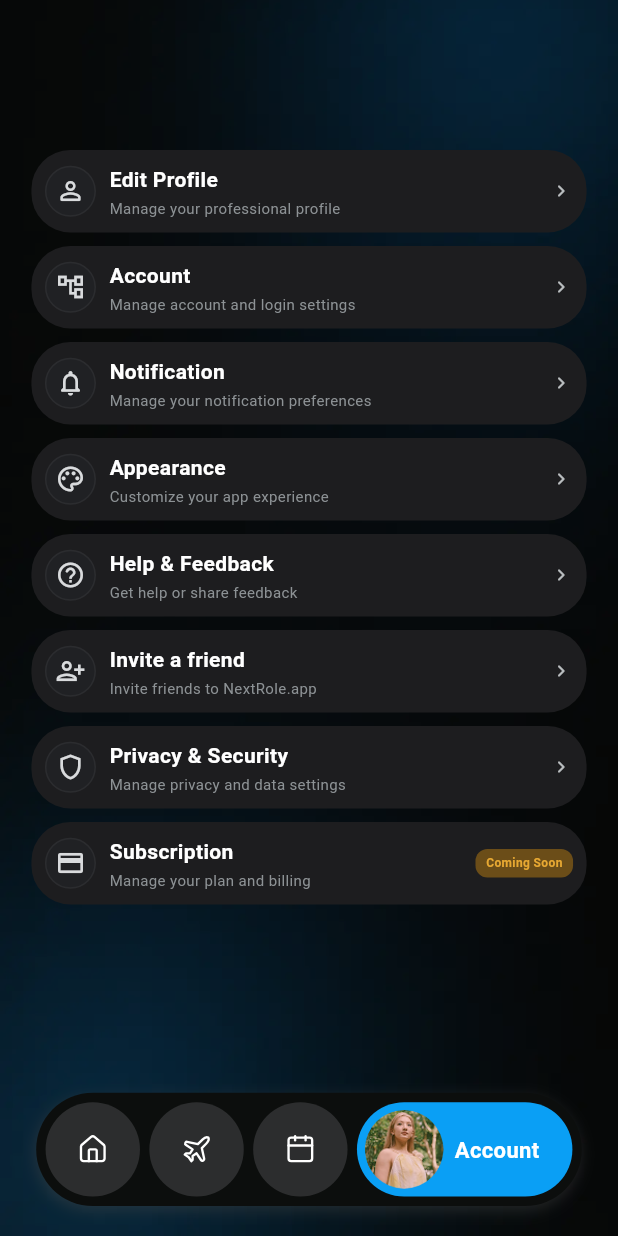
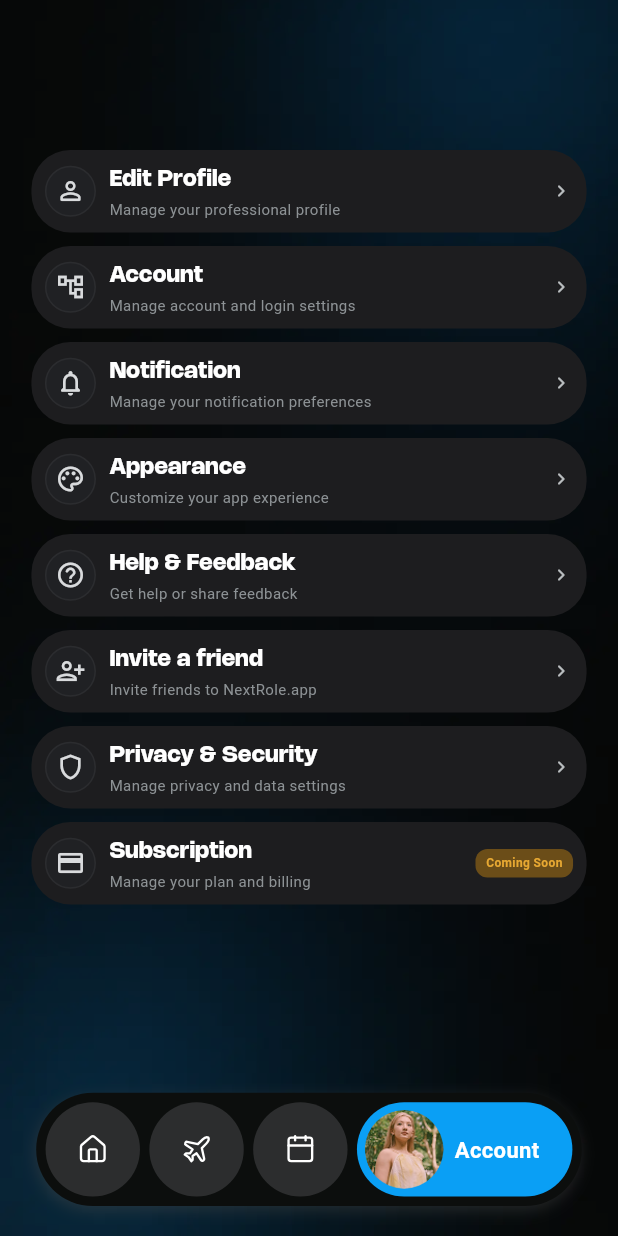
Before and after one commit to gurpreetsingh-code/Hotel-Booking, a Flutter app: the screen it shows after launch, item 4 of the bottom bar chosen, on a phone screen of 412 x 824 dp. Run offline on Flutter 3.47's test engine with Material 3 defaults, Android fonts, the phone set to English and light mode, and no system bars; our stand-ins replace flutter_svg.

Commit message:
add the font family

```diff
--- /dev/null
+++ b/lib/core/constants/app_text_styles.dart
@@ -0,0 +1,26 @@
+import 'package:flutter/material.dart';
+import 'app_colors.dart';
+
+class AppTextStyles {
+  AppTextStyles._();
+
+  static const TextStyle nohemiBold = TextStyle(
+    fontFamily: 'Nohemi',
+    fontWeight: FontWeight.w700,
+    color: AppColors.white,
+  );
+
+  static const TextStyle profileTitle = TextStyle(
+    fontFamily: 'Nohemi',
+    fontWeight: FontWeight.w700,
+    fontSize: 15,
+    color: AppColors.white,
+  );
+
+  static const TextStyle profileSubtitle = TextStyle(
+    fontFamily: 'Nohemi',
+    fontWeight: FontWeight.w400,
+    fontSize: 8,
+    color: AppColors.textSecondary,
+  );
+}
--- a/lib/ui/account_screen.dart
+++ b/lib/ui/account_screen.dart
@@ -1,7 +1,7 @@
 import 'package:flutter/material.dart';
 import 'package:flutter_hotel_booking_assigment/core/constants/app_dimensions.dart';
+import 'package:flutter_hotel_booking_assigment/core/constants/app_text_styles.dart';
 
-import '../../core/constants/app_colors.dart';
 
 class AccountScreen extends StatelessWidget {
   const AccountScreen({
@@ -117,11 +117,8 @@ class AccountScreen extends StatelessWidget {
                 title,
                 maxLines: 1,
                 overflow: TextOverflow.ellipsis,
-                style: const TextStyle(
-                  color: AppColors.white,
-                  fontSize: 14,
-                  fontWeight: FontWeight.w600,
-                ),
+                 style: AppTextStyles.profileTitle,
+
               ),
               const SizedBox(height: 2),
               Text(
```
Also changed, not shown: pubspec.yaml (+5 -4 lines), assets/font/Nohemi-Bold.ttf (added).
